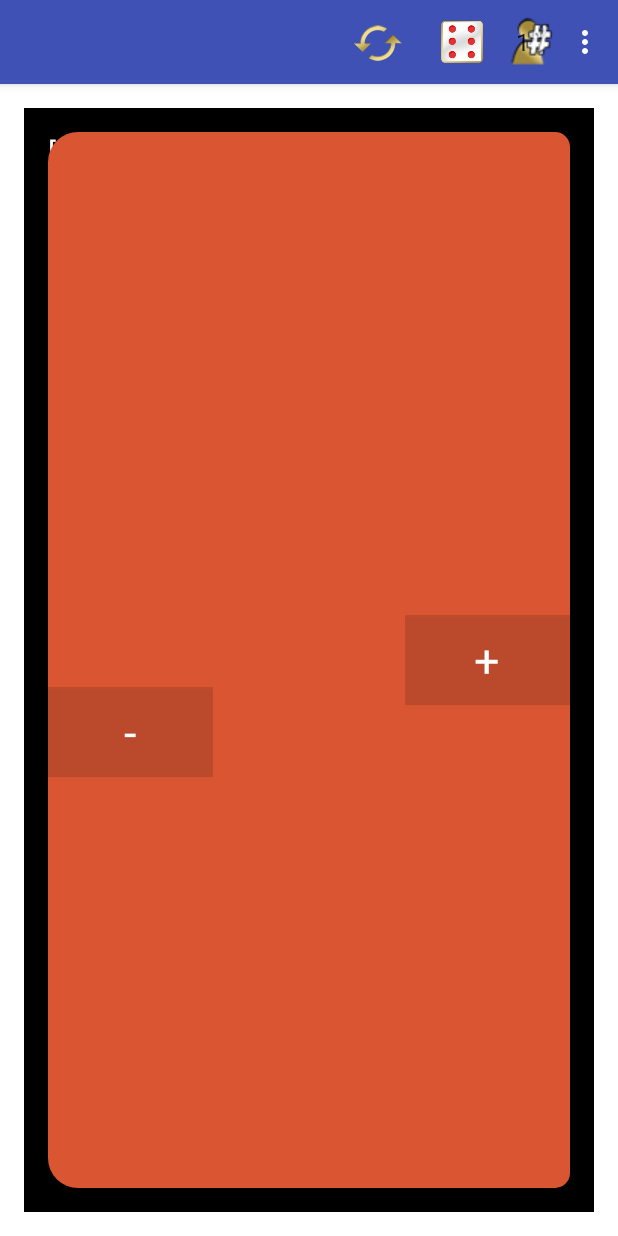
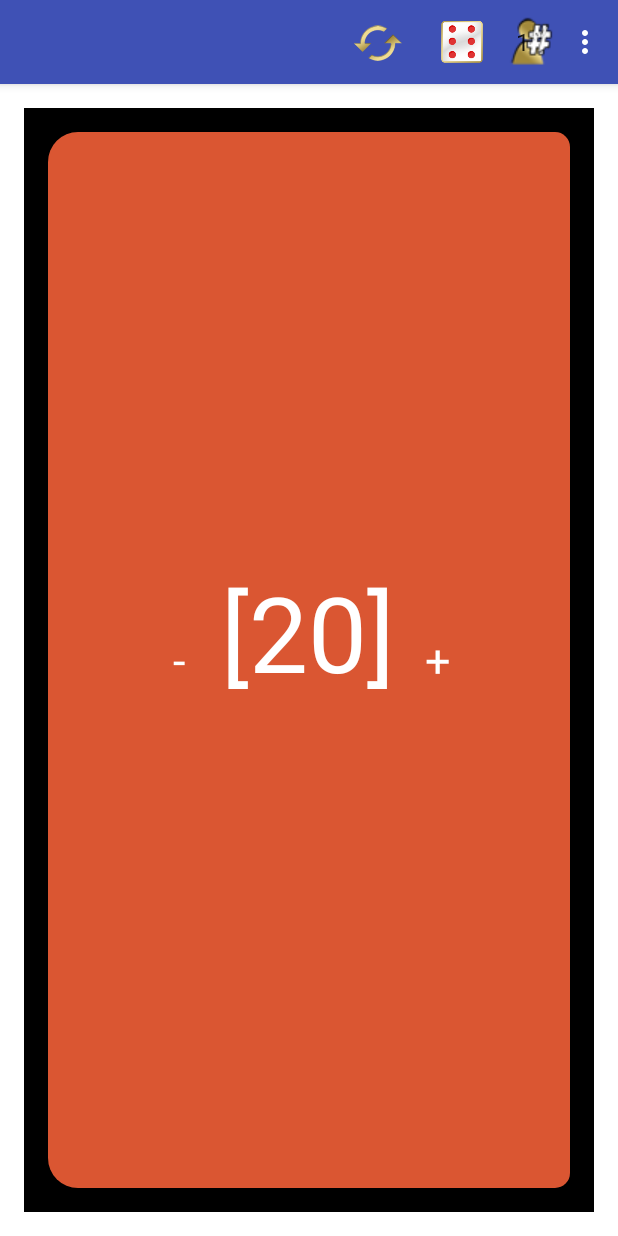
Before and after one commit to changwinstonr/Spindown, an Android app: the screen it shows after launch (MainActivity), on a phone screen of 412 x 824 dp. Run offline under Robolectric (Android 15) with nearby library versions, the phone set to English and light mode, and no system bars; 1 statement that could not run was skipped.

Commit message:
Tweaks: OnePlayer (test) layout -/+ response onClick.

```diff
--- /dev/null
+++ b/app/src/main/res/drawable/btn_onpress.xml
@@ -0,0 +1,5 @@
+<?xml version="1.0" encoding="utf-8"?>
+<selector xmlns:android="http://schemas.android.com/apk/res/android">
+    <item android:drawable="@color/black_alpha_20" android:state_pressed="true"/>
+    <item android:drawable="@android:color/transparent"/>
+</selector>
--- a/app/src/main/res/layout/activity_one_player.xml
+++ b/app/src/main/res/layout/activity_one_player.xml
@@ -1,60 +1,60 @@
 <?xml version="1.0" encoding="utf-8"?>
-<FrameLayout
+<RelativeLayout
     xmlns:android="http://schemas.android.com/apk/res/android"
     xmlns:tools="http://schemas.android.com/tools"
     android:id="@+id/one_player"
     android:layout_width="match_parent"
     android:layout_height="match_parent"
+    android:background="#000"
     android:paddingBottom="@dimen/activity_vertical_margin"
-    android:background="#000"
     android:paddingLeft="@dimen/activity_horizontal_margin"
     android:paddingRight="@dimen/activity_horizontal_margin"
     android:paddingTop="@dimen/activity_vertical_margin"
     tools:context="affinity.spindown.OnePlayerActivity">
 
-    <TextView
-        android:layout_width="40dp"
-        android:layout_height="33dp"
-        android:hint="@string/life_counter_hint"
-        android:textColorHint="#FFFFFF"
-        android:textColor="#FFFFFF"
-        android:textSize="20sp"
-        android:id="@+id/textView"
-        android:layout_alignParentLeft="true"
-        android:layout_alignParentStart="true"/>
-
     <ImageView
-
         android:layout_width="match_parent"
         android:layout_height="match_parent"
         android:background="@drawable/bkgd_rounded_p1"/>
 
+    <TextView
+        android:layout_width="130dp"
+        android:layout_height="130dp"
+        android:hint="@string/life_counter_hint"
+        android:textColorHint="#FFFFFF"
+        android:textColor="#FFFFFF"
+        android:textSize="70sp"
+        android:textAlignment="center"
+        android:id="@+id/textView"
+        android:layout_centerVertical="true"
+        android:layout_centerHorizontal="true" />
+
     <!-- android:background="#da5632"-->
 
     <Button
-        android:layout_height="60dp"
-        android:layout_width="110dp"
+        android:layout_height="match_parent"
+        android:layout_width="175dp"
         android:id="@+id/left"
         android:text="@string/btn_left_decrement"
         android:textColor="#FFFFFF"
         android:textSize="30sp"
         android:textAlignment="gravity"
-        android:layout_marginTop="48dp"
-        android:layout_below="@+id/textView"
-        android:layout_toRightOf="@+id/textView"
-        android:layout_toEndOf="@+id/textView"
-        android:background="#20000000"
-        android:layout_gravity="left|center_vertical" />
+        android:background="@drawable/btn_onpress"
+        android:layout_gravity="left|center_vertical"
+        android:layout_centerVertical="true"
+        android:layout_alignParentStart="true" />
 
     <Button
-        android:layout_height="60dp"
-        android:layout_width="110dp"
+        android:layout_height="match_parent"
+        android:layout_width="175dp"
         android:id="@+id/right"
         android:text="@string/btn_right_increment"
         android:textColor="#FFFFFF"
         android:textSize="30sp"
-        android:background="#20000000"
-        android:layout_gravity="right|center_vertical" />
+        android:background="@drawable/btn_onpress"
+        android:layout_gravity="right|center_vertical"
+        android:layout_alignTop="@+id/left"
+        android:layout_alignParentEnd="true" />
 
     <!--  <Button
           android:layout_width="wrap_content"
@@ -68,4 +68,4 @@
           android:layout_marginEnd="43dp"
           android:layout_marginTop="50dp"/>-->
 
-</FrameLayout>
+</RelativeLayout>
--- a/app/src/main/res/values/colors.xml
+++ b/app/src/main/res/values/colors.xml
@@ -4,5 +4,6 @@
     <color name="colorPrimaryDark">#000000</color>
     <color name="colorAccent">#FF4081</color>
     <color name="black_alpha_40">#66000000</color>
+    <color name="black_alpha_20">#20000000</color>
     <color name="colorBackground">#ffffff</color>
 </resources>
```
